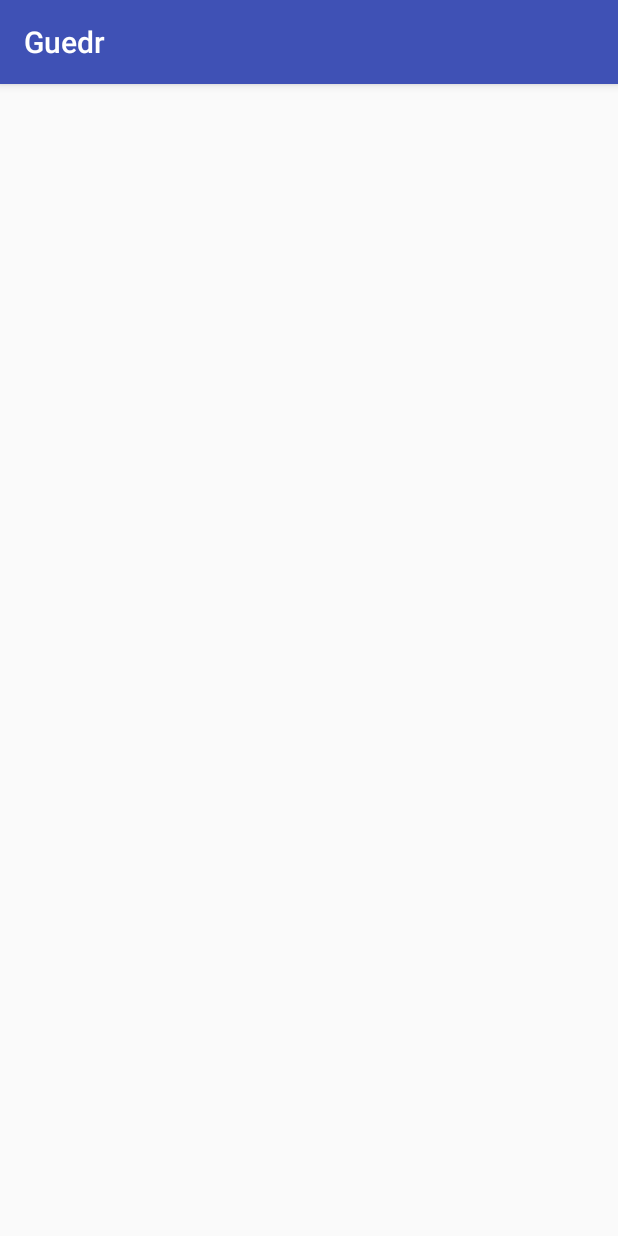
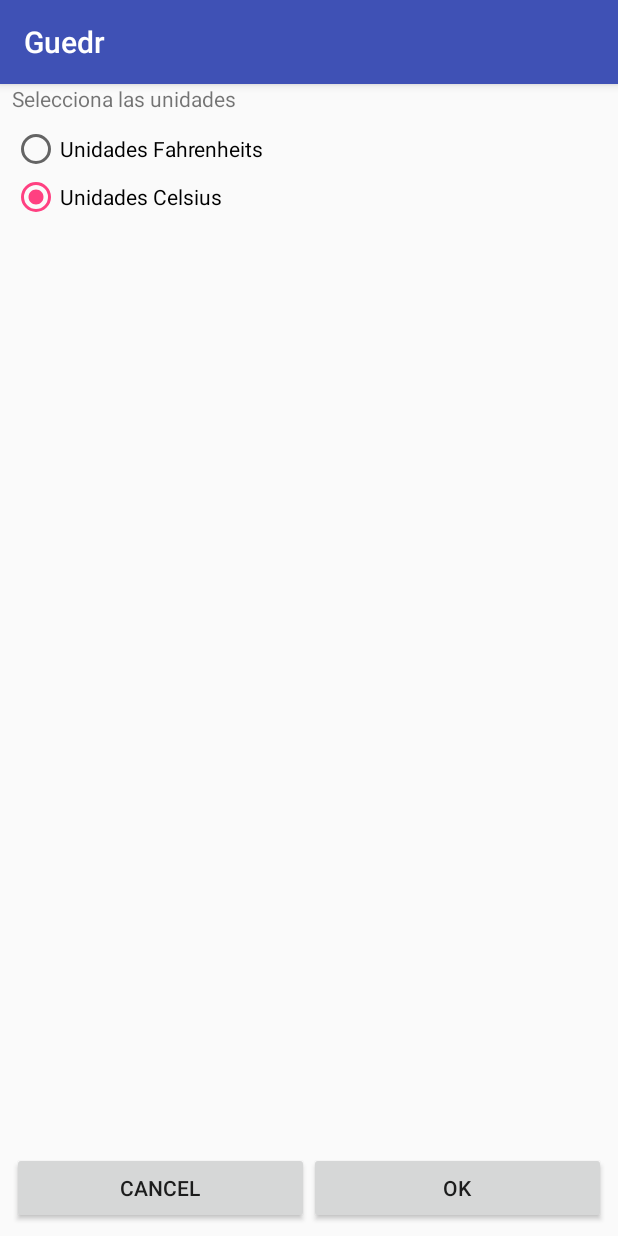
Before and after one commit to dloprodu/KC_Training_Guedr, an Android app: the SettingsActivity screen opened directly, with no data from a screen before it, on a phone screen of 412 x 824 dp. Run offline under Robolectric (Android 15) with nearby library versions, the phone set to English and light mode, and no system bars.

Commit message:
Settings activity

```diff
--- a/app/src/main/AndroidManifest.xml
+++ b/app/src/main/AndroidManifest.xml
@@ -16,7 +16,8 @@
                 <category android:name="android.intent.category.LAUNCHER" />
             </intent-filter>
         </activity>
-        <activity android:name=".SettingsActivity"></activity>
+        <activity android:name=".SettingsActivity">
+        </activity>
     </application>
 
 </manifest>
--- a/app/src/main/java/io/keepcoding/guedrbootamp6/ForecastActivity.kt
+++ b/app/src/main/java/io/keepcoding/guedrbootamp6/ForecastActivity.kt
@@ -1,9 +1,12 @@
 package io.keepcoding.guedrbootamp6
 
+import android.content.Intent
 import android.support.v7.app.AppCompatActivity
 import android.os.Bundle
 import android.os.PersistableBundle
 import android.util.Log
+import android.view.Menu
+import android.view.MenuItem
 import android.view.View
 import android.widget.ImageView
 import kotlinx.android.synthetic.main.activity_forecast.*
@@ -93,6 +96,25 @@ class ForecastActivity : AppCompatActivity(), View.OnClickListener {
         outState?.putInt("Numero", 3)
     }
 
+    override fun onCreateOptionsMenu(menu: Menu?): Boolean {
+        menuInflater.inflate(R.menu.activity_forecast, menu)
+
+        return true
+    }
+
+    override fun onOptionsItemSelected(item: MenuItem?): Boolean {
+        when (item?.itemId) {
+            R.id.menu_show_settings -> {
+                val intent = Intent(this, SettingsActivity::class.java)
+                startActivity(intent)
+
+                return true
+            }
+        }
+
+        return super.onOptionsItemSelected(item)
+    }
+
     override fun onClick(v: View?) {
         /*
         val image = when (v?.id) {
--- a/app/src/main/java/io/keepcoding/guedrbootamp6/SettingsActivity.kt
+++ b/app/src/main/java/io/keepcoding/guedrbootamp6/SettingsActivity.kt
@@ -2,11 +2,23 @@ package io.keepcoding.guedrbootamp6
 
 import android.support.v7.app.AppCompatActivity
 import android.os.Bundle
+import kotlinx.android.synthetic.main.activity_settings.*
 
 class SettingsActivity : AppCompatActivity() {
 
     override fun onCreate(savedInstanceState: Bundle?) {
         super.onCreate(savedInstanceState)
         setContentView(R.layout.activity_settings)
+
+        ok_btn.setOnClickListener { acceptSettings() }
+        cancel_btn.setOnClickListener { cancelSettings() }
+
+        units_rg.check(R.id.cesius_rb)
+    }
+
+    private fun cancelSettings() {
+    }
+
+    private fun acceptSettings() {
     }
 }
--- a/app/src/main/res/layout/activity_forecast.xml
+++ b/app/src/main/res/layout/activity_forecast.xml
@@ -67,6 +67,7 @@ LinearLayout (android:orientation)
         android:layout_width="wrap_content"
         android:layout_height="wrap_content"
         android:layout_toRightOf="@id/forecast_image"
+        android:layout_toEndOf="@id/forecast_image"
         android:layout_alignParentTop="true"
         android:layout_alignParentRight="true"
         android:layout_alignParentEnd="true"
--- a/app/src/main/res/layout/activity_settings.xml
+++ b/app/src/main/res/layout/activity_settings.xml
@@ -6,4 +6,74 @@
     android:layout_height="match_parent"
     tools:context=".SettingsActivity">
 
+    <TextView
+        android:id="@+id/textView"
+        android:layout_width="0dp"
+        android:layout_height="wrap_content"
+        android:layout_marginEnd="8dp"
+        android:layout_marginLeft="8dp"
+        android:layout_marginRight="8dp"
+        android:layout_marginStart="8dp"
+        android:text="@string/select_units"
+        app:layout_constraintEnd_toEndOf="parent"
+        app:layout_constraintStart_toStartOf="parent"
+        tools:layout_editor_absoluteY="31dp"
+        tools:text="@string/select_units" />
+
+    <RadioGroup
+        android:id="@+id/units_rg"
+        android:layout_width="0dp"
+        android:layout_height="wrap_content"
+        android:layout_marginEnd="8dp"
+        android:layout_marginLeft="8dp"
+        android:layout_marginRight="8dp"
+        android:layout_marginStart="8dp"
+        android:layout_marginTop="8dp"
+        app:layout_constraintEnd_toEndOf="parent"
+        app:layout_constraintStart_toStartOf="parent"
+        app:layout_constraintTop_toBottomOf="@+id/textView">
+
+        <RadioButton
+            android:id="@+id/farenheit_rb"
+            android:layout_width="match_parent"
+            android:layout_height="wrap_content"
+            android:layout_weight="1"
+            android:text="@string/fahrenheit_units"
+            tools:text="@string/fahrenheit_units" />
+
+        <RadioButton
+            android:id="@+id/cesius_rb"
+            android:layout_width="match_parent"
+            android:layout_height="wrap_content"
+            android:layout_weight="1"
+            android:text="@string/celsius_units" />
+    </RadioGroup>
+
+    <Button
+        android:id="@+id/ok_btn"
+        android:layout_width="0dp"
+        android:layout_height="wrap_content"
+        android:layout_marginBottom="8dp"
+        android:layout_marginEnd="8dp"
+        android:layout_marginRight="8dp"
+        android:text="@android:string/ok"
+        app:layout_constraintBottom_toBottomOf="parent"
+        app:layout_constraintEnd_toEndOf="parent"
+        app:layout_constraintHorizontal_bias="0.5"
+        app:layout_constraintStart_toEndOf="@+id/cancel_btn"
+        tools:text="@android:string/ok" />
+
+    <Button
+        android:id="@+id/cancel_btn"
+        android:layout_width="0dp"
+        android:layout_height="wrap_content"
+        android:layout_marginBottom="8dp"
+        android:layout_marginLeft="8dp"
+        android:layout_marginStart="8dp"
+        android:text="@android:string/cancel"
+        app:layout_constraintBottom_toBottomOf="parent"
+        app:layout_constraintEnd_toStartOf="@+id/ok_btn"
+        app:layout_constraintHorizontal_bias="0.5"
+        app:layout_constraintStart_toStartOf="parent"
+        tools:text="@android:string/no" />
 </android.support.constraint.ConstraintLayout>
--- /dev/null
+++ b/app/src/main/res/menu/activity_forecast.xml
@@ -0,0 +1,8 @@
+<?xml version="1.0" encoding="utf-8"?>
+<menu xmlns:app="http://schemas.android.com/apk/res-auto"
+    xmlns:android="http://schemas.android.com/apk/res/android">
+
+    <item
+        android:id="@+id/menu_show_settings"
+        android:title="@string/settings" />
+</menu>
--- a/app/src/main/res/values/strings.xml
+++ b/app/src/main/res/values/strings.xml
@@ -7,4 +7,8 @@
     <string name="max_temp_format">Max: %.2fº</string>
     <string name="min_temp_format">Min: %.2fº</string>
     <string name="humidity_temp_format">Humedad: %.0fº</string>
+    <string name="select_units">Selecciona las unidades</string>
+    <string name="celsius_units">Unidades Celsius</string>
+    <string name="fahrenheit_units">Unidades Fahrenheits</string>
+    <string name="settings">Ajustes</string>
 </resources>
```
